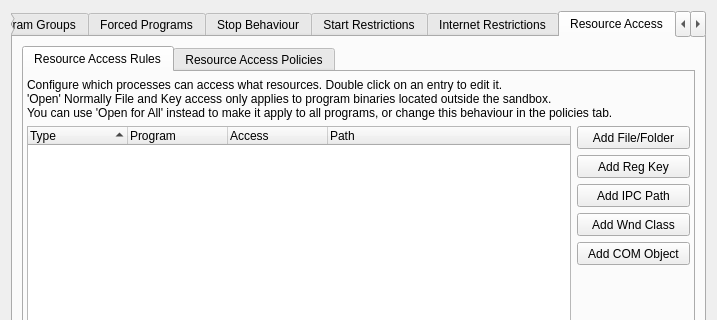
First picture: the form in SandboxiePlus/SandMan/Forms/OptionsWindow.ui, repository sandboxie-plus/Sandboxie, before the edit; both pictures show x 0 to 717 and y 0 to 320 of the 717 by 512 pixel window.
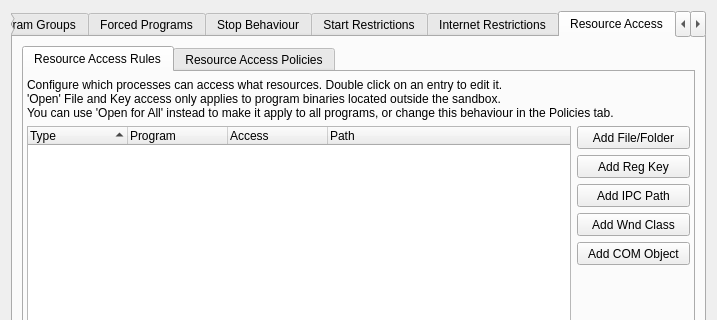
Second picture: the form after the edit. The open tabs and pages were chosen to show the change.

```diff
--- a/SandboxiePlus/SandMan/Forms/OptionsWindow.ui
+++ b/SandboxiePlus/SandMan/Forms/OptionsWindow.ui
@@ -1573,8 +1573,8 @@
                 <widget class="QLabel" name="lblResources">
                  <property name="text">
                   <string>Configure which processes can access what resources. Double click on an entry to edit it.
-'Open' Normally File and Key access only applies to program binaries located outside the sandbox.
-You can use 'Open for All' instead to make it apply to all programs, or change this behaviour in the policies tab.</string>
+'Open' File and Key access only applies to program binaries located outside the sandbox.
+You can use 'Open for All' instead to make it apply to all programs, or change this behaviour in the Policies tab.</string>
                  </property>
                 </widget>
                </item>
```
Left out of the diff: 12 changed lines with no effect on the pictures.
